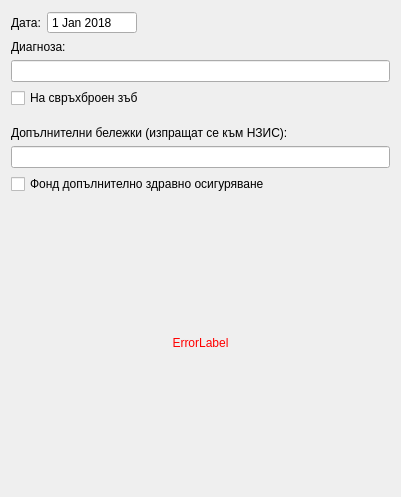
This is src/View/SubWidgets/ProcedureInput.ui in thefinalcutbg/DinoDent as Qt 5 draws it before an edit. The edited form follows.
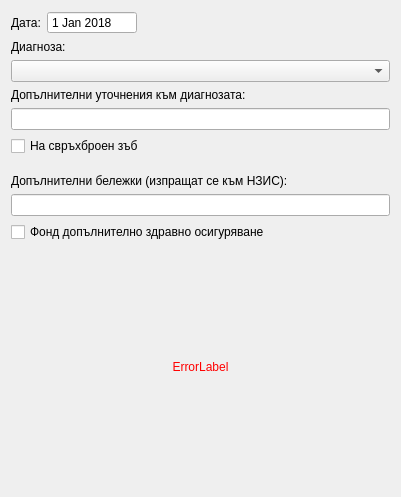
This is the edited form. Custom widgets are drawn as their Qt base class.

What changed in the file:
```diff
--- a/src/View/SubWidgets/ProcedureInput.ui
+++ b/src/View/SubWidgets/ProcedureInput.ui
@@ -93,7 +93,24 @@
     </widget>
    </item>
    <item>
-    <widget class="LineEdit" name="diagnosisEdit"/>
+    <widget class="ComboBox" name="diagCombo"/>
+   </item>
+   <item>
+    <widget class="QLabel" name="addDiagLabel">
+     <property name="text">
+      <string>Допълнителни уточнения към диагнозата:</string>
+     </property>
+    </widget>
+   </item>
+   <item>
+    <widget class="LineEdit" name="diagEdit">
+     <property name="maxLength">
+      <number>1000</number>
+     </property>
+     <property name="placeholderText">
+      <string/>
+     </property>
+    </widget>
    </item>
    <item>
     <layout class="QHBoxLayout" name="horizontalLayout_2"/>
@@ -196,6 +213,11 @@
    <extends>QLineEdit</extends>
    <header>View/uiComponents/LineEdit.h</header>
   </customwidget>
+  <customwidget>
+   <class>ComboBox</class>
+   <extends>QComboBox</extends>
+   <header>View/uiComponents/combobox.h</header>
+  </customwidget>
  </customwidgets>
  <resources/>
  <connections/>
```
